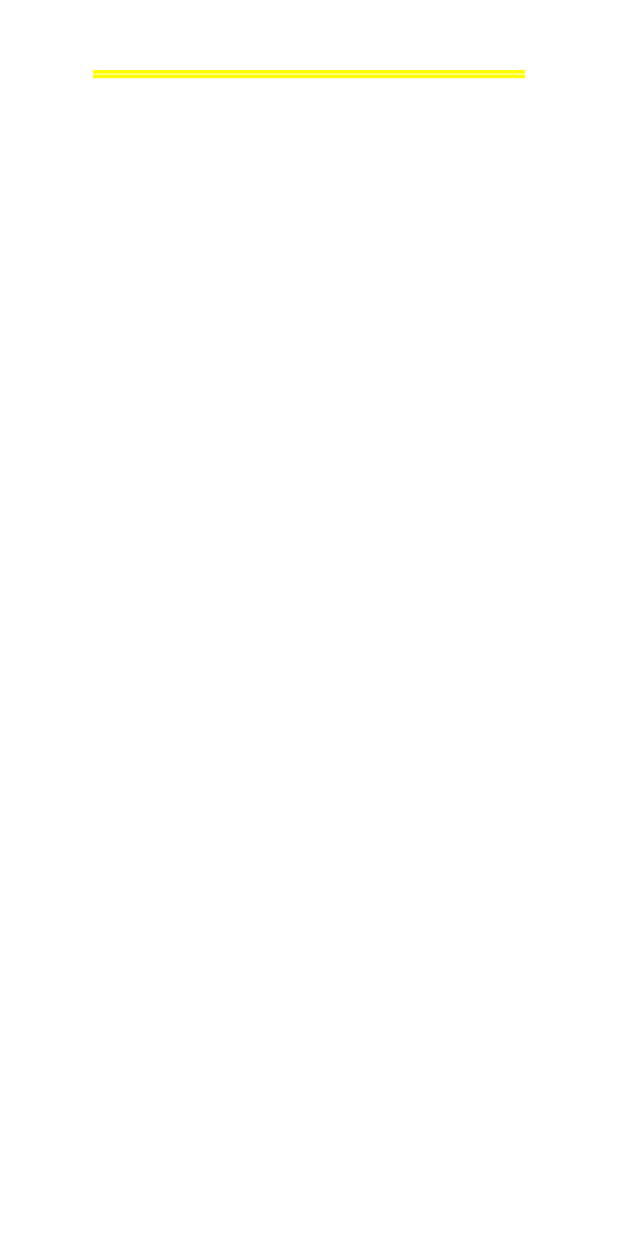
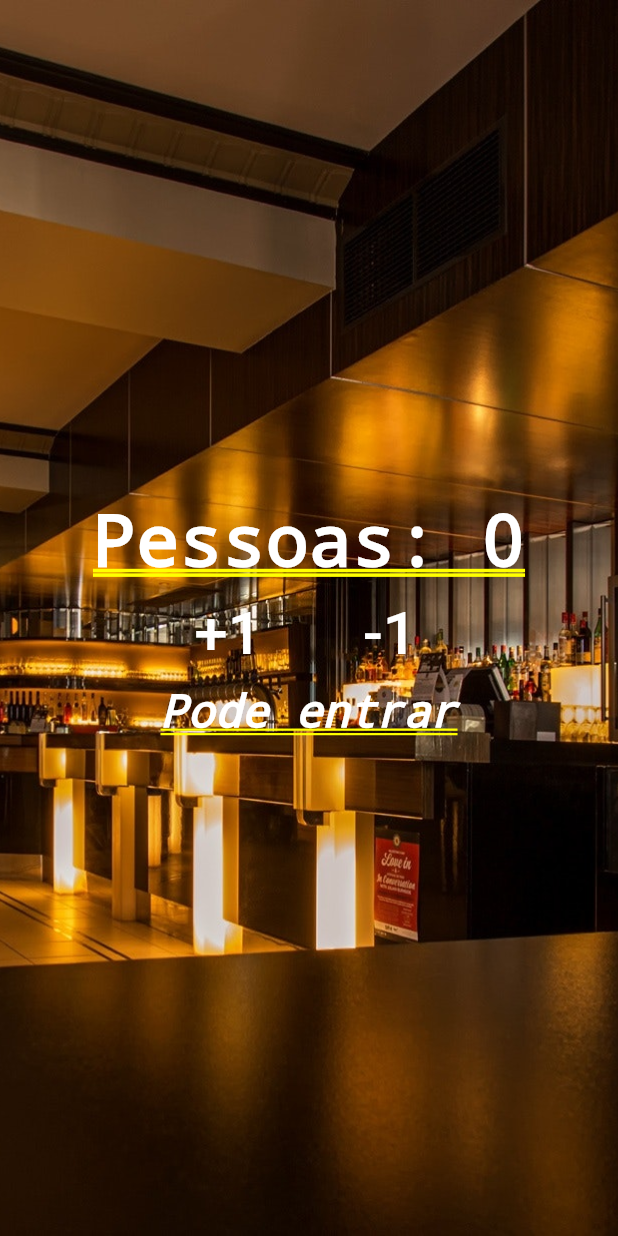
Before and after one commit to leandroestrada/guestCounter, a Flutter app: the screen it shows after launch, on a phone screen of 412 x 824 dp. Run offline on Flutter 3.47's test engine with Material 2 defaults, Android fonts, the phone set to English and light mode, and no system bars.

Commit message:
Finishing the counting app

```diff
--- a/lib/main.dart
+++ b/lib/main.dart
@@ -1,17 +1,85 @@
 import 'package:flutter/material.dart';
 
 void main() {
-  runApp(MaterialApp(
-      title: "Contador de Pessoas",
-      home: Column(
+  runApp(MaterialApp(title: "Contador de Pessoas", home: Home()));
+}
+
+class Home extends StatefulWidget {
+  @override
+  _HomeState createState() => _HomeState();
+}
+
+class _HomeState extends State<Home> {
+  int _people = 0;
+  String _infoText = "Pode entrar";
+
+  void _changePeople(int delta){
+    setState(() {
+      _people += delta;
+
+      if(_people < 0){
+        _infoText = "Mundo Invertido";
+      } else if(_people <= 10){
+        _infoText = "Pode entrar";
+      }else{
+        _infoText = "Lotado";
+      }
+    });
+  }
+
+  @override
+  Widget build(BuildContext context) {
+    return Stack(
+      children: <Widget>[
+        Image.asset(
+          "images/restaurant.jpg",
+          fit: BoxFit.cover,
+          height: 1000.0,
+        ),
+        Column(
+          mainAxisAlignment: MainAxisAlignment.center,
           children: <Widget>[
             Text(
-            "Pessoas: 0",
+              "Pessoas: $_people",
+              style:
+                  TextStyle(color: Colors.white, fontWeight: FontWeight.bold),
+            ),
+            Row(
+              mainAxisAlignment: MainAxisAlignment.center,
+              children: <Widget>[
+                Padding(
+                  padding: EdgeInsets.all(10.0),
+                  child: FlatButton(
+                    child: Text("+1",
+                        style: TextStyle(fontSize: 40.0, color: Colors.white)),
+                    onPressed: () {
+                      _changePeople(1);
+                      debugPrint("+1");
+                    },
+                  ),
+                ),
+                Padding(
+                  padding: EdgeInsets.all(10.0),
+                  child: FlatButton(
+                    child: Text("-1",
+                        style: TextStyle(fontSize: 40.0, color: Colors.white)),
+                    onPressed: () {
+                      debugPrint("-1");
+                      _changePeople(-1);
+                    },
+                  ),
+                ),
+              ],
+            ),
+            Text(_infoText,
                 style: TextStyle(
                     color: Colors.white,
                     fontWeight: FontWeight.bold,
-            ),
+                    fontStyle: FontStyle.italic,
+                    fontSize: 30.0))
+          ],
         )
       ],
-      )));
+    );
   }
+}
--- a/pubspec.yaml
+++ b/pubspec.yaml
@@ -45,6 +45,10 @@ flutter:
   #  - images/a_dot_burr.jpeg
   #  - images/a_dot_ham.jpeg
 
+  assets:
+    - images/restaurant.jpg
+
+
   # An image asset can refer to one or more resolution-specific "variants", see
   # https://flutter.dev/assets-and-images/#resolution-aware.
 
```
Also changed, not shown: images/restaurant.jpg (added). Lines whose indentation alone changed are shown as unchanged.
